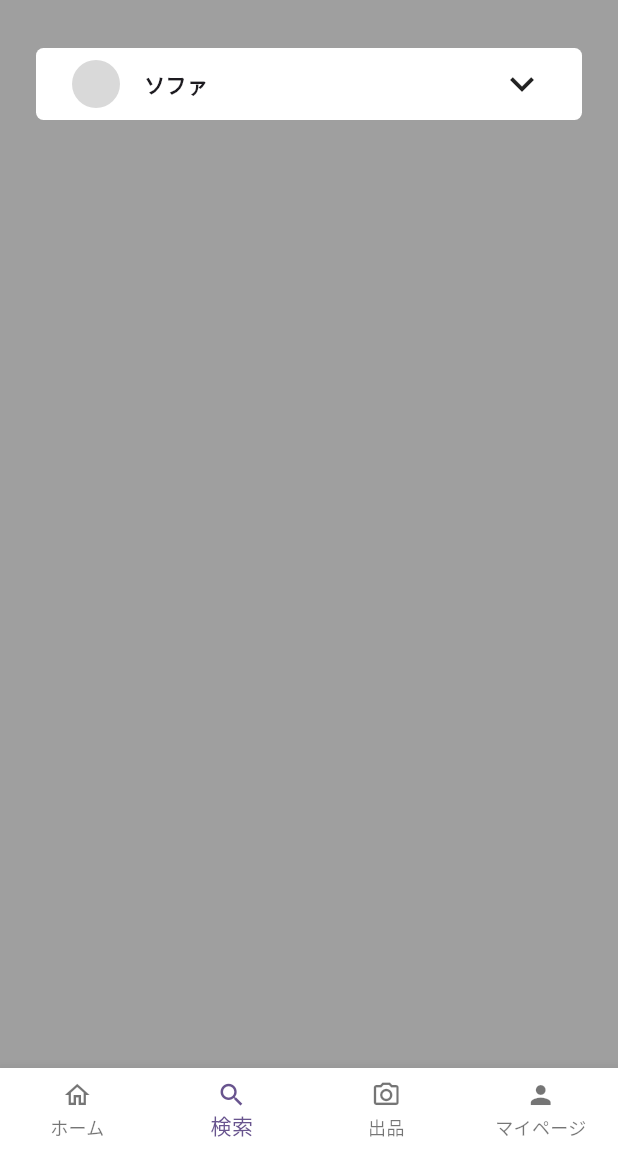
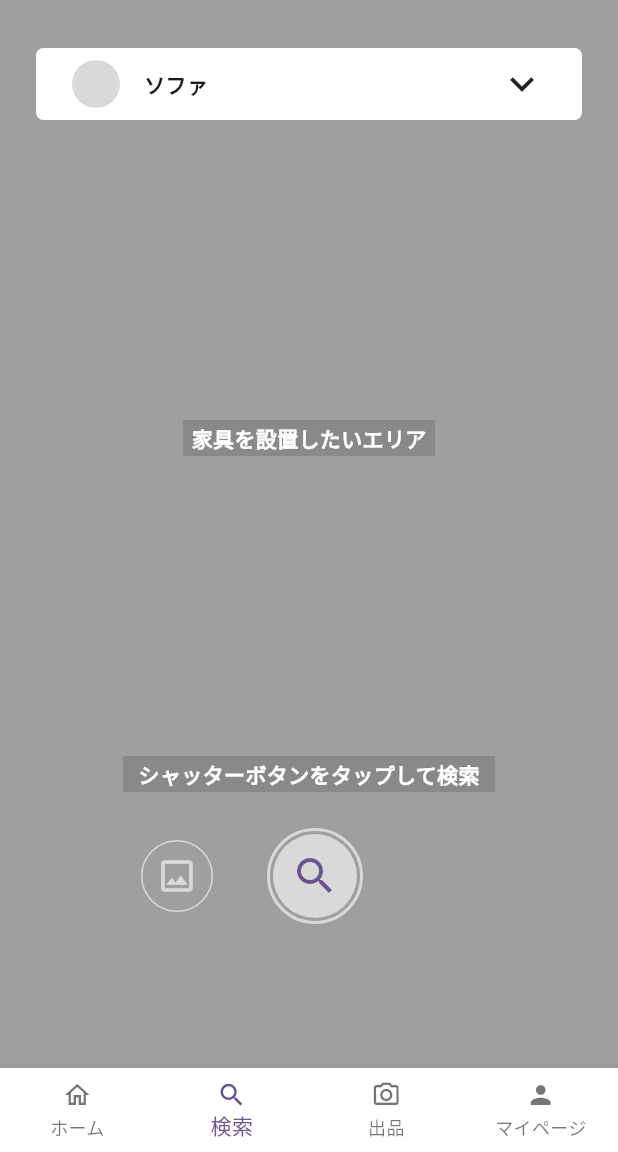
Before and after one commit to naka-c1024/Hack_U_Team1, a Flutter app: the screen it shows after launch, item 2 of the bottom bar chosen, on a phone screen of 412 x 824 dp, the part 84-1236 px from its top. Run offline on Flutter 3.47's test engine with Material 3 defaults, Android fonts, the phone set to English and light mode, and no system bars; our stand-ins replace flutter_hooks, hooks_riverpod.

Commit message:
update: 撮影画面を実装

```diff
--- a/client/app/lib/Views/picture_search_view.dart
+++ b/client/app/lib/Views/picture_search_view.dart
@@ -32,9 +32,111 @@ class PictureSearchView extends HookConsumerWidget {
     ];
 
     return Stack(
+      alignment: Alignment.topCenter,
       children: [
         // TODO: ここにカメラの映像が入る
         Container(color: const Color(0xff9f9f9f)),
+        Column(
+          children: [
+            Container(
+              height: 24,
+              width: 168,
+              margin: const EdgeInsets.only(top: 280),
+              color: const Color(0x23000000),
+              alignment: Alignment.center,
+              child: const Text(
+                '家具を設置したいエリア',
+                style: TextStyle(
+                  fontSize: 14,
+                  color: Color(0xffffffff),
+                  fontWeight: FontWeight.bold,
+                ),
+              ),
+            ),
+            Container(
+              height: 24,
+              width: 248,
+              margin: const EdgeInsets.only(top: 200),
+              color: const Color(0x23000000),
+              alignment: Alignment.center,
+              child: const Text(
+                'シャッターボタンをタップして検索',
+                style: TextStyle(
+                  fontSize: 14,
+                  color: Color(0xffffffff),
+                  fontWeight: FontWeight.bold,
+                ),
+              ),
+            ),
+            const SizedBox(height: 24),
+            Row(
+              mainAxisAlignment: MainAxisAlignment.center,
+              children: [
+                // アルバムから持ってくるボタン
+                ElevatedButton(
+                  onPressed: () {},
+                  style: ElevatedButton.styleFrom(
+                    backgroundColor: Colors.transparent,
+                    padding: const EdgeInsets.all(4),
+                    minimumSize: Size.zero,
+                    elevation: 0,
+                  ),
+                  child: Container(
+                    height: 48,
+                    width: 48,
+                    decoration: BoxDecoration(
+                      color: Colors.transparent,
+                      shape: BoxShape.circle,
+                      border:
+                          Border.all(color: const Color(0xffd9d9d9), width: 1),
+                    ),
+                    child: const Icon(
+                      Icons.image_outlined,
+                      size: 28,
+                      color: Color(0xffd9d9d9),
+                    ),
+                  ),
+                ),
+                const SizedBox(width: 32),
+                // シャッターボタン
+                Stack(
+                  alignment: Alignment.center,
+                  children: [
+                    Container(
+                      height: 64,
+                      width: 64,
+                      decoration: BoxDecoration(
+                        color: Colors.transparent,
+                        shape: BoxShape.circle,
+                        border: Border.all(
+                            color: const Color(0xffd9d9d9), width: 2),
+                      ),
+                    ),
+                    ElevatedButton(
+                      onPressed: () {},
+                      style: ElevatedButton.styleFrom(
+                        backgroundColor: Colors.transparent,
+                        padding: const EdgeInsets.all(4),
+                        elevation: 0,
+                      ),
+                      child: Container(
+                        height: 56,
+                        width: 56,
+                        decoration: const BoxDecoration(
+                          color: Color(0xffd9d9d9),
+                          shape: BoxShape.circle,
+                        ),
+                        child: const Icon(Icons.search, size: 32),
+                      ),
+                    ),
+                  ],
+                ),
+                const SizedBox(width: 32),
+                const SizedBox(height: 48, width: 48),
+              ],
+            ),
+          ],
+        ),
         Container(
           padding: const EdgeInsets.fromLTRB(24, 32, 24, 24),
           child: Column(
```
